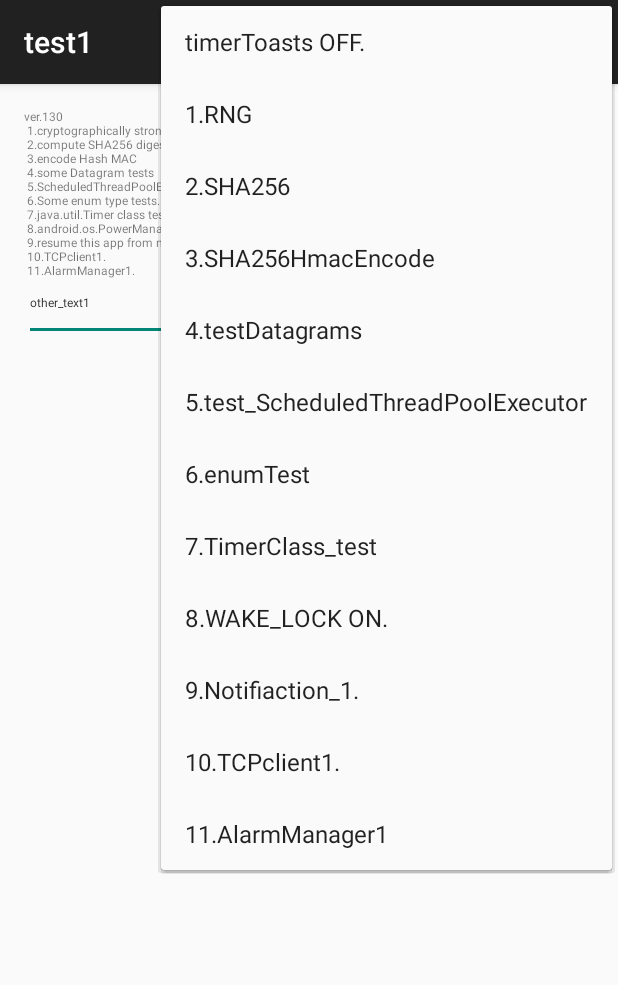
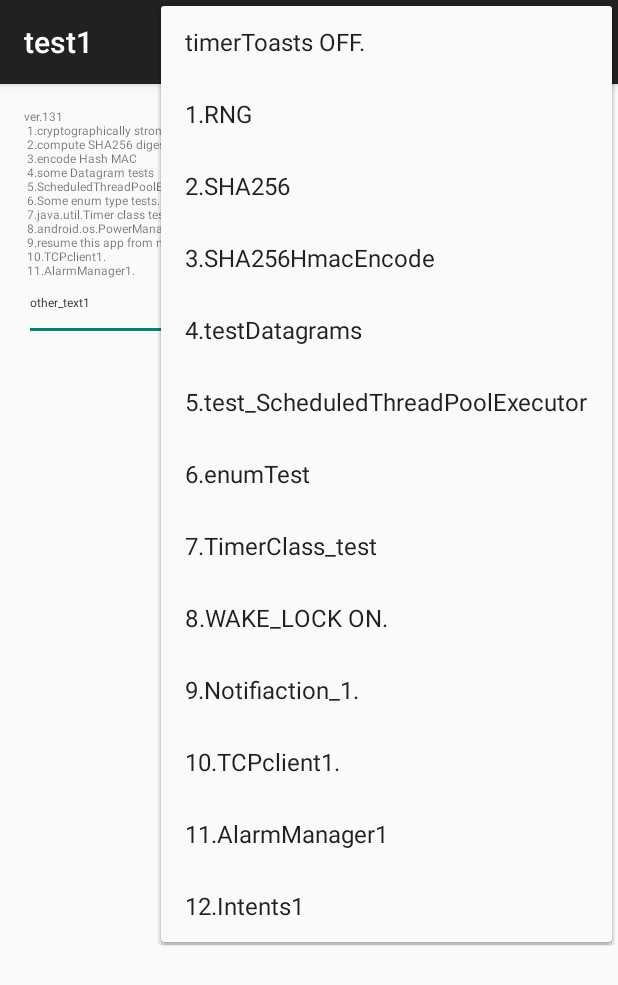
Before and after one commit to Vladi2017/Android_1, an Android app: the screen it shows after launch (MainActivity), with the options menu open, on a phone screen of 412 x 824 dp. Shown: the top 985 px of the screen. Run offline under Robolectric (Android 15) with nearby library versions, the phone set to English and light mode, and no system bars.

Commit message:
Started intents study.. For now we want to get an arbitrary file URI.. In this stage (when we press 12.Intents1 button) a "Complete action using" window dialog rise up with 2 choices: 1. SIM Toolkit (here we get: "Vladi5, requestCode 1 returned resultCode 0) //Vl. 0 is RESULT_CANCELED 2. WhatsApp.., //V. when we choose WhatsApp the WhatsApp app is launched and after we pick a contact WhatsApp returns with: "Vladi5, FileURI: null"

```diff
--- a/app/src/main/res/menu/main.xml
+++ b/app/src/main/res/menu/main.xml
@@ -63,4 +63,9 @@
         android:orderInCategory="110"
         android:title="@string/alarmManager1"
         app:showAsAction="never"/>
+    <item
+        android:id="@+id/intents1"
+        android:orderInCategory="111"
+        android:title="@string/intents1"
+        app:showAsAction="never"/>
 </menu>
--- a/app/src/main/res/values/strings.xml
+++ b/app/src/main/res/values/strings.xml
@@ -16,8 +16,9 @@
     <string name="notify1">9.Notifiaction_1.</string>
     <string name="tcpClient1">10.TCPclient1.</string>
     <string name="alarmManager1">11.AlarmManager1</string>
+    <string name="intents1">12.Intents1</string>
     <string name="tcpClient1Activitywelcome">Vladi\'s TCPclient1Activity logger</string>
-    <string name="t1">ver.130\n
+    <string name="t1">ver.131\n
         1.cryptographically strong random number generator (RNG)\n
         2.compute SHA256 digest\n
         3.encode Hash MAC\n
```
Also changed, not shown: app/src/main/java/com/example/test1pn/MainActivity.java (+18 -1 lines).
